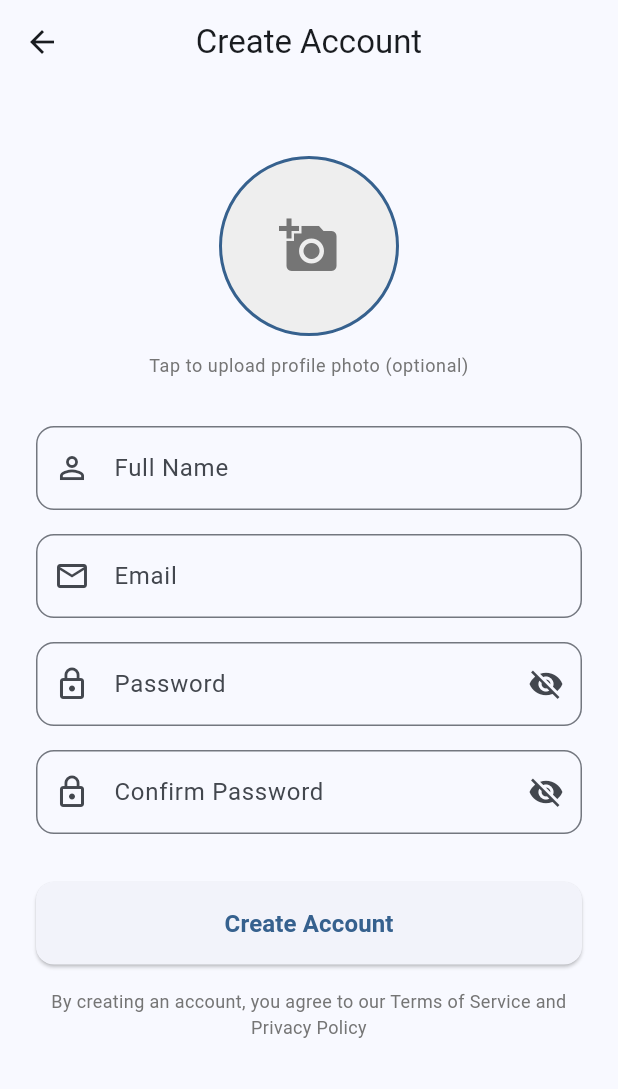
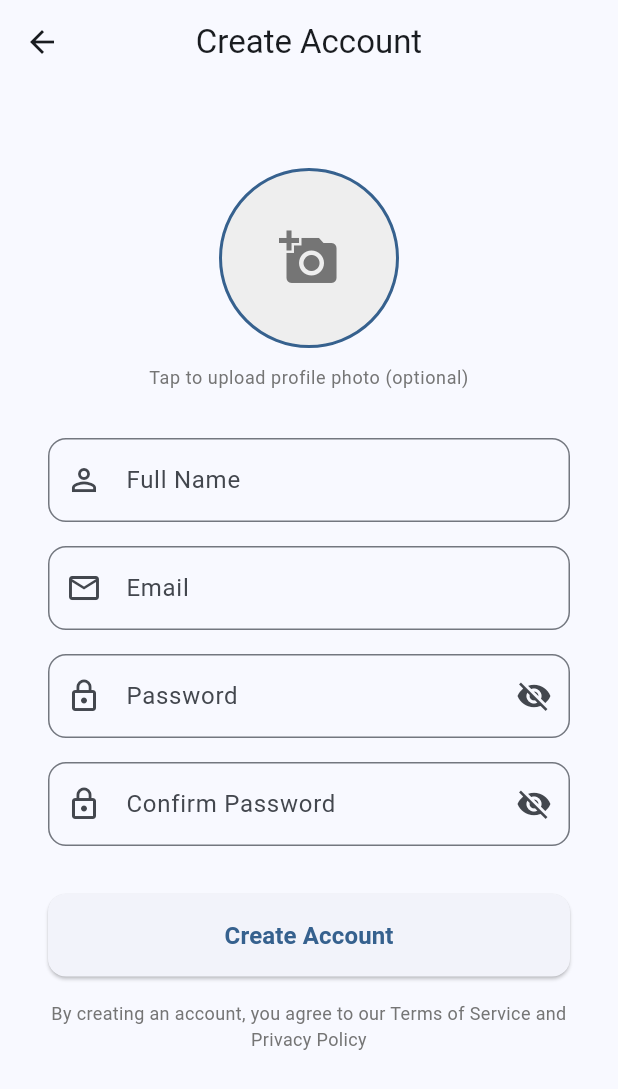
Before and after one commit to hariikr/team_scheduler, a Flutter app: the SignupView screen opened directly, on a phone screen of 412 x 824 dp. Shown: the top 1089 px of the screen. Run offline on Flutter 3.47's test engine with Material 3 defaults, Android fonts, the phone set to English and light mode, and no system bars; our stand-ins replace equatable, flutter_bloc, image_picker, supabase_flutter; accounts and stored records are empty.

Commit message:
Updated time format

```diff
--- /dev/null
+++ b/devtools_options.yaml
@@ -0,0 +1,3 @@
+description: This file stores settings for Dart & Flutter DevTools.
+documentation: https://docs.flutter.dev/tools/devtools/extensions#configure-extension-enablement-states
+extensions:
--- a/lib/presentation/auth/signup_screen.dart
+++ b/lib/presentation/auth/signup_screen.dart
@@ -115,6 +115,8 @@ class _SignupViewState extends State<SignupView> {
             padding: const EdgeInsets.all(24.0),
             child: Form(
               key: _formKey,
+              child: Padding(
+                padding: const EdgeInsets.all(8.0),
                 child: Column(
                   crossAxisAlignment: CrossAxisAlignment.stretch,
                   children: [
@@ -265,7 +267,8 @@ class _SignupViewState extends State<SignupView> {
                           ),
                           onPressed: () {
                             setState(() {
-                            _obscureConfirmPassword = !_obscureConfirmPassword;
+                              _obscureConfirmPassword =
+                                  !_obscureConfirmPassword;
                             });
                           },
                         ),
@@ -338,6 +341,7 @@ class _SignupViewState extends State<SignupView> {
             ),
           ),
         ),
+      ),
     );
   }
 }
--- a/lib/presentation/availability/availability_screen.dart
+++ b/lib/presentation/availability/availability_screen.dart
@@ -401,7 +401,7 @@ class AvailabilitySlotCard extends StatelessWidget {
 
   @override
   Widget build(BuildContext context) {
-    final timeFormat = DateFormat('HH:mm');
+    final timeFormat = DateFormat('h:mm a');
     final dateFormat = DateFormat('MMM dd, yyyy');
 
     return Card(
--- a/lib/presentation/task/create_task_screen.dart
+++ b/lib/presentation/task/create_task_screen.dart
@@ -427,7 +427,7 @@ class _CreateTaskScreenState extends State<CreateTaskScreen> {
             itemBuilder: (context, index) {
               final slot = _availableSlots[index];
               final isSelected = _selectedSlot == slot;
-              final timeFormat = DateFormat('HH:mm');
+              final timeFormat = DateFormat('h:mm a');
               final dateFormat = DateFormat('EEE, MMM dd');
 
               return Card(
--- a/lib/presentation/task/task_list_screen.dart
+++ b/lib/presentation/task/task_list_screen.dart
@@ -486,7 +486,7 @@ class TaskCard extends StatelessWidget {
 
   @override
   Widget build(BuildContext context) {
-    final timeFormat = DateFormat('HH:mm');
+    final timeFormat = DateFormat('h:mm a');
     final dateFormat = DateFormat('MMM dd, yyyy');
     final bool isScheduled = task.startTime != null && task.endTime != null;
 
@@ -775,7 +775,7 @@ class TaskCard extends StatelessWidget {
                 ),
                 const SizedBox(height: 4),
                 Text(
-                  '${DateFormat('MMM dd, yyyy HH:mm').format(task.startTime!)} - ${DateFormat('HH:mm').format(task.endTime!)}',
+                  '${DateFormat('MMM dd, yyyy h:mm a').format(task.startTime!)} - ${DateFormat('h:mm a').format(task.endTime!)}',
                 ),
                 const SizedBox(height: 16),
               ],
--- a/pubspec.yaml
+++ b/pubspec.yaml
@@ -20,3 +20,6 @@ dev_dependencies:
   flutter_test:
     sdk: flutter
   flutter_lints: ^2.0.1
+
+flutter:
+  uses-material-design: true
```
Also changed, not shown: 3 other files. Lines whose indentation alone changed are shown as unchanged.
